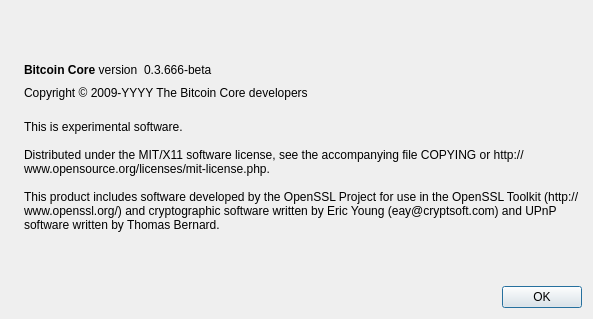
The window that src/qt/forms/aboutdialog.ui (digibyte/digibyte) describes before a commit, drawn with Qt 5.
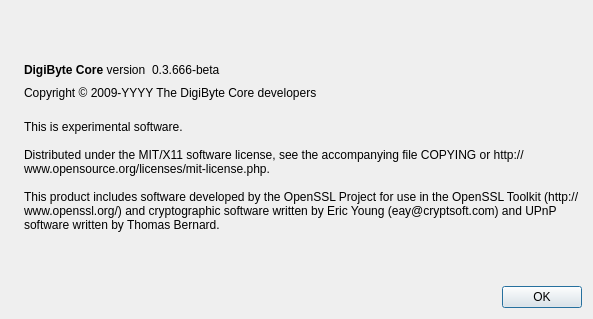
The same window after the commit. Icons and pictures are not drawn.

```diff
--- a/src/qt/forms/aboutdialog.ui
+++ b/src/qt/forms/aboutdialog.ui
@@ -50,7 +50,7 @@
           <cursorShape>IBeamCursor</cursorShape>
          </property>
          <property name="text">
-          <string>&lt;b&gt;Bitcoin Core&lt;/b&gt; version</string>
+          <string>&lt;b&gt;DigiByte Core&lt;/b&gt; version</string>
          </property>
          <property name="textInteractionFlags">
           <set>Qt::LinksAccessibleByMouse|Qt::TextSelectableByKeyboard|Qt::TextSelectableByMouse</set>
@@ -91,7 +91,7 @@
         <cursorShape>IBeamCursor</cursorShape>
        </property>
        <property name="text">
-        <string notr="true">Copyright &amp;copy; 2009-YYYY The Bitcoin Core developers</string>
+        <string notr="true">Copyright &amp;copy; 2009-YYYY The DigiByte Core developers</string>
        </property>
        <property name="textFormat">
         <enum>Qt::RichText</enum>
```
Left out of the diff: 6 changed lines with no effect on the pictures.
